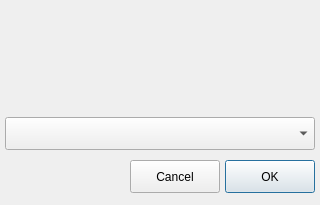
Qt form PyLotROLauncher/ui/winSelectAccount.ui (JuneStepp/OneLauncher) before a commit.
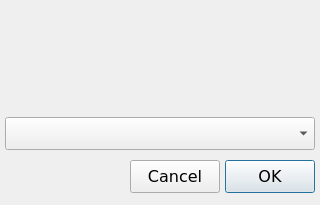
The same form after that commit.

Patch:
```diff
--- a/PyLotROLauncher/ui/winSelectAccount.ui
+++ b/PyLotROLauncher/ui/winSelectAccount.ui
@@ -13,8 +13,11 @@
     <height>205</height>
    </rect>
   </property>
-  <property name="windowTitle">
-   <string notr="true">Choose Account</string>
+  <property name="font" >
+   <font>
+    <family>Verdana</family>
+    <pointsize>12</pointsize>
+   </font>
   </property>
   <property name="modal">
    <bool>true</bool>
```
Left out of the diff: 50 changed lines with no effect on the pictures.
